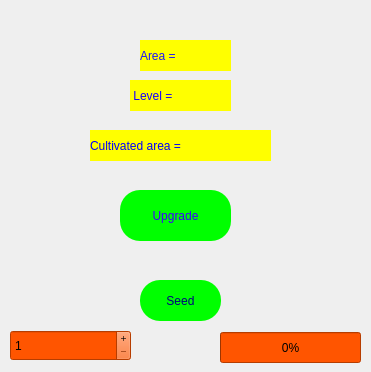
Old version of the form wheat_field.ui in the repository mohammadfattahi11/AP_Project.
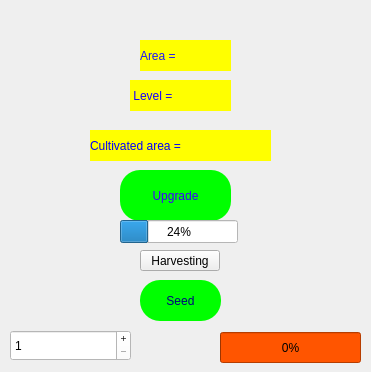
New version of the form. Icons and pictures are not drawn.

```diff
--- a/wheat_field.ui
+++ b/wheat_field.ui
@@ -131,7 +131,7 @@
    <property name="geometry">
     <rect>
      <x>120</x>
-     <y>190</y>
+     <y>170</y>
      <width>111</width>
      <height>51</height>
     </rect>
@@ -227,7 +227,7 @@
    </property>
    <property name="styleSheet">
     <string notr="true">font: 14pt &quot;MS Shell Dlg 2&quot;;
-background-color: rgb(255, 85, 0);
+background-color: rgb(255, 255, 255);
 background-image: url(:/game_backgrounds/pics_project/clipart244133.png);</string>
    </property>
    <property name="wrapping">
@@ -249,6 +249,35 @@
     <number>10</number>
    </property>
   </widget>
+  <widget class="QProgressBar" name="progressBar_2">
+   <property name="geometry">
+    <rect>
+     <x>120</x>
+     <y>220</y>
+     <width>118</width>
+     <height>23</height>
+    </rect>
+   </property>
+   <property name="styleSheet">
+    <string notr="true">background-color: rgb(255, 255, 255);</string>
+   </property>
+   <property name="value">
+    <number>24</number>
+   </property>
+  </widget>
+  <widget class="QPushButton" name="Harvesting">
+   <property name="geometry">
+    <rect>
+     <x>140</x>
+     <y>250</y>
+     <width>80</width>
+     <height>21</height>
+    </rect>
+   </property>
+   <property name="text">
+    <string>Harvesting</string>
+   </property>
+  </widget>
  </widget>
  <resources>
   <include location="game_recources.qrc"/>
```
Left out of the diff: 4 changed lines with no effect on the pictures.
